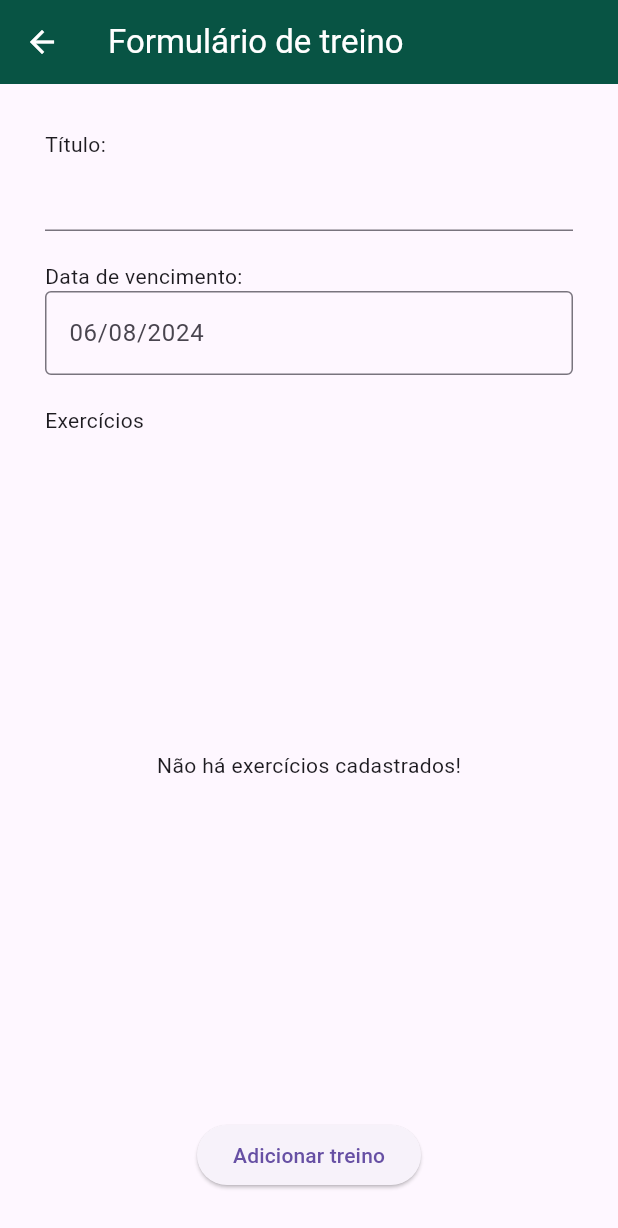
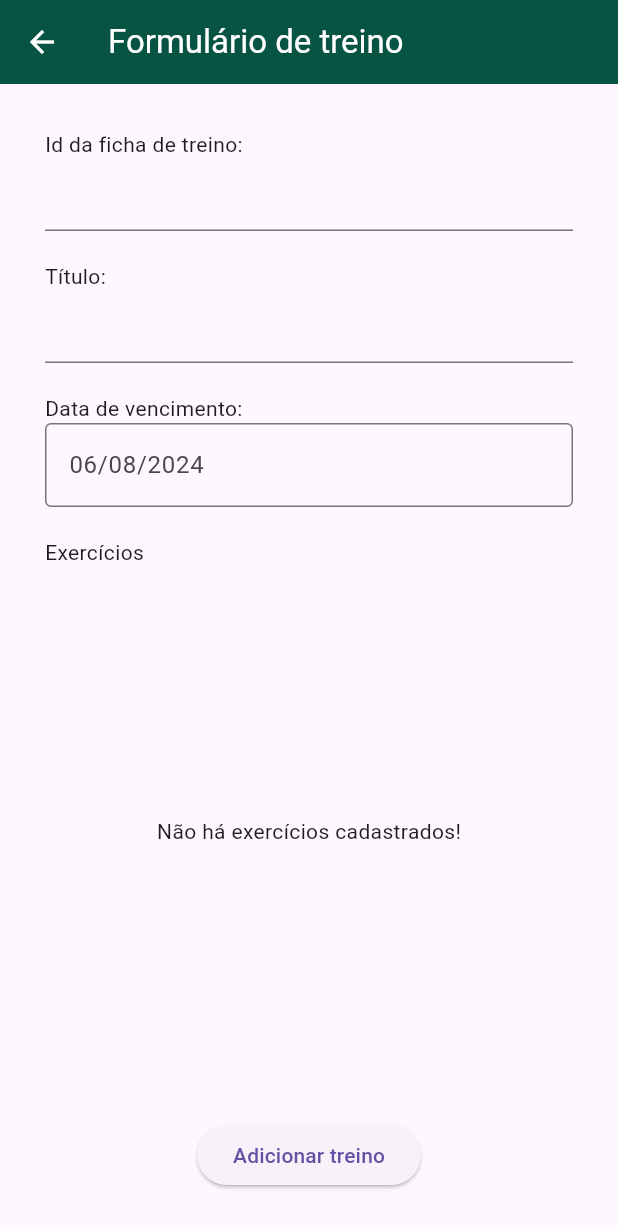
Before and after one commit to paulo0301/app_personal, a Flutter app: the FormTreino screen opened directly with empty values, on a phone screen of 412 x 824 dp. Shown: the top 1228 px of the screen. Run offline on Flutter 3.47's test engine with Material 3 defaults, Android fonts, the phone set to English and light mode, and no system bars; our stand-ins replace flutter_mobx, geolocator, google_maps_flutter, image_picker, local_auth, mobx and 1 more; missing offline and left inert: dart:ffi; generated files the repository leaves out were written again; network calls fail.

Commit message:
ficha de treino persistida

```diff
--- a/lib/components/formTreino.dart
+++ b/lib/components/formTreino.dart
@@ -2,6 +2,7 @@ import 'dart:convert';
 import 'dart:math';
 
 import 'package:app_personal/controller/ExercicioController.dart';
+import 'package:flutter/cupertino.dart';
 import 'package:flutter/material.dart';
 import 'package:flutter/widgets.dart';
 import 'package:intl/intl.dart';
@@ -19,6 +20,7 @@ class FormTreino extends StatefulWidget {
 
 class _FormTreinoState extends State<FormTreino> {
   TextEditingController _nomeController = TextEditingController();
+  TextEditingController _idFicha = TextEditingController();
   DateTime _dataSelecionada = DateTime.now();
   List<Exercicio> exercicios = [];
   late Future<List<Exercicio>> lst_future;
@@ -103,6 +105,12 @@ class _FormTreinoState extends State<FormTreino> {
           mainAxisAlignment: MainAxisAlignment.start,
           crossAxisAlignment: CrossAxisAlignment.start,
           children: [
+            const Text("Id da ficha de treino: "),
+            TextField(
+              controller: _idFicha,
+              keyboardType: TextInputType.number,
+            ),
+            SizedBox(height: 20),
             const Text("Título: "),
             TextField(
               controller: _nomeController,
--- a/lib/controller/AvaliacaoController.dart
+++ b/lib/controller/AvaliacaoController.dart
@@ -9,7 +9,7 @@ class Avaliacaocontroller {
   static int idAluno = 2;
 
   static const baseUrl =
-      'http://192.168.0.14:8080/personal/api/avaliacao_fisica';
+      'http://192.168.1.104:8080/personal/api/avaliacao_fisica';
 
   static Future<AvaliacaoFisica> addAvaliacao(AvaliacaoFisica avaliacao) async {
     final response = await http.post(Uri.parse(baseUrl),
--- a/lib/controller/ExercicioController.dart
+++ b/lib/controller/ExercicioController.dart
@@ -10,7 +10,7 @@ class ExercicioController {
   ExercicioController();
 
   static const String baseUrl =
-      'http://192.168.0.14:8080/personal/api/exercicio';
+      'http://192.168.1.104:8080/personal/api/exercicio';
 
   static Future<Exercicio> addExercicio(Exercicio exercicio) async {
     final response = await http.post(Uri.parse(baseUrl),
--- /dev/null
+++ b/lib/controller/FichaTreinoController.dart
@@ -0,0 +1,45 @@
+import 'dart:convert';
+
+
+import 'package:app_personal/models/ficha_treino.dart';
+import 'package:http/http.dart' as http;
+
+
+class Fichatreinocontroller{
+  Fichatreinocontroller();
+
+    static const String baseUrl = 'http://192.168.1.104:8080/personal/api/ficha_treino';
+
+    static Future<FichaDeTreino> addFIcha(FichaDeTreino ficha) async{
+      final response = await http.post(Uri.parse(baseUrl),
+      headers: {'Content-Type': 'application/json'},
+       body: jsonEncode({
+          "titulo":ficha.titulo,
+          "aluno":ficha.alunoId
+        }));
+
+      if(response.statusCode == 200){
+        return FichaDeTreino.fromJson(jsonDecode(response.body));
+      }
+
+      throw Exception("Não foi possível salvar a ficha");
+    }
+static Future<FichaDeTreino> get(int alunoId) async {
+  final response = await http.get(Uri.parse(baseUrl));
+
+  if (response.statusCode == 200) {
+    List<dynamic> jbody = jsonDecode(response.body);
+    List<FichaDeTreino> fichas = jbody.map((data) => FichaDeTreino.fromJson(data)).toList();
+
+    try {
+      FichaDeTreino ficha = fichas.firstWhere((ficha) => ficha.alunoId == alunoId);
+      return ficha;
+    } catch (e) {
+      throw Exception("Ficha de treino não encontrada para o aluno com ID: $alunoId");
+    }
+  } else {
+    throw Exception("Não foi possível retornar as fichas de treino");
+  }
+}
+
+}
--- a/lib/screens/tabs_screen.dart
+++ b/lib/screens/tabs_screen.dart
@@ -37,7 +37,7 @@ class _TabsScreenState extends State<TabsScreen> {
   void initState() {
     super.initState();
     _screens = [
-      FichaTreino(fichaDeTreino: widget.aluno.fichaTreino, aluno: widget.aluno,),
+      FichaTreino(aluno: widget.aluno,),
       AvaliacoesFisica(aluno: widget.aluno),
       DadosAluno(
         aluno: widget.aluno,
```
Also changed, not shown: lib/controller/TreinoController.dart (+30 -12 lines), lib/models/ficha_treino.dart (+8 -5 lines), lib/models/treino.dart (+15 -15 lines), lib/screens/ficha_treino_screen.dart (+20 -13 lines), lib/screens/home_screen.dart (+6 -3 lines).
